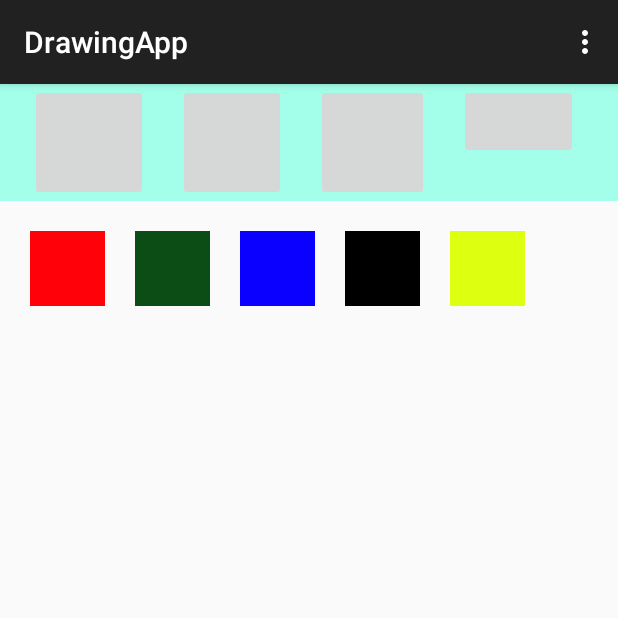
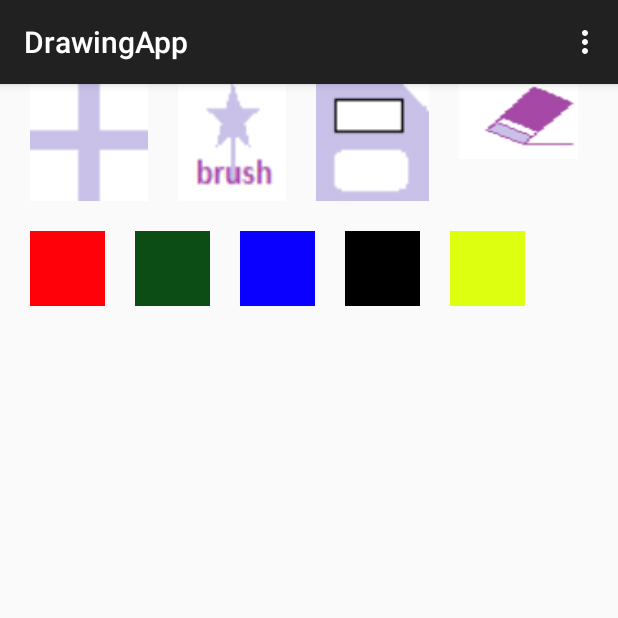
Before and after one commit to imsanju/AndroidDrawingApplication, an Android app: the screen it shows after launch (MainActivity), on a phone screen of 412 x 824 dp, the top half of it. Run offline under Robolectric (Android 15) with nearby library versions, the phone set to English and light mode, and no system bars.

Commit message:
adding icons

```diff
--- a/DrawingApp/app/src/main/res/layout/activity_main.xml
+++ b/DrawingApp/app/src/main/res/layout/activity_main.xml
@@ -19,8 +19,7 @@
             android:layout_height="50dp"
             android:weightSum="1"
             android:id="@+id/ui_buttons"
-            android:layout_weight="0.11"
-            android:background="#a3ffe9">
+            android:layout_weight="0.11">
 
             <ImageButton
                 android:layout_width="50dp"
@@ -28,7 +27,8 @@
                 android:id="@+id/imageButton2"
                 android:layout_weight="0.22"
                 android:layout_marginLeft="20dp"
-                android:contentDescription="@string/paint_button" />
+                android:contentDescription="@string/paint_button"
+                android:background="@drawable/new_file" />
 
             <ImageButton
                 android:layout_width="50dp"
@@ -36,7 +36,8 @@
                 android:id="@+id/imageButton3"
                 android:layout_weight="0.17"
                 android:layout_marginLeft="20dp"
-                android:contentDescription="@string/save_button" />
+                android:contentDescription="@string/save_button"
+                android:background="@drawable/brush" />
 
             <ImageButton
                 android:layout_width="50dp"
@@ -44,7 +45,8 @@
                 android:id="@+id/imageButton4"
                 android:layout_weight="0.19"
                 android:layout_marginLeft="20dp"
-                android:contentDescription="@string/erase_button" />
+                android:contentDescription="@string/erase_button"
+                android:background="@drawable/save" />
 
             <ImageButton
                 android:layout_width="50dp"
@@ -52,7 +54,8 @@
                 android:id="@+id/imageButton"
                 android:layout_weight="0.22"
                 android:layout_marginLeft="20dp"
-                android:contentDescription="@string/new_button" />
+                android:contentDescription="@string/new_button"
+                android:background="@drawable/erase" />
 
         </LinearLayout>
 
```
Also changed, not shown: DrawingApp/app/src/main/res/drawable/brush.png (added), DrawingApp/app/src/main/res/drawable/erase.png (added), DrawingApp/app/src/main/res/drawable/new_file.png (added), DrawingApp/app/src/main/res/drawable/save.png (added).
